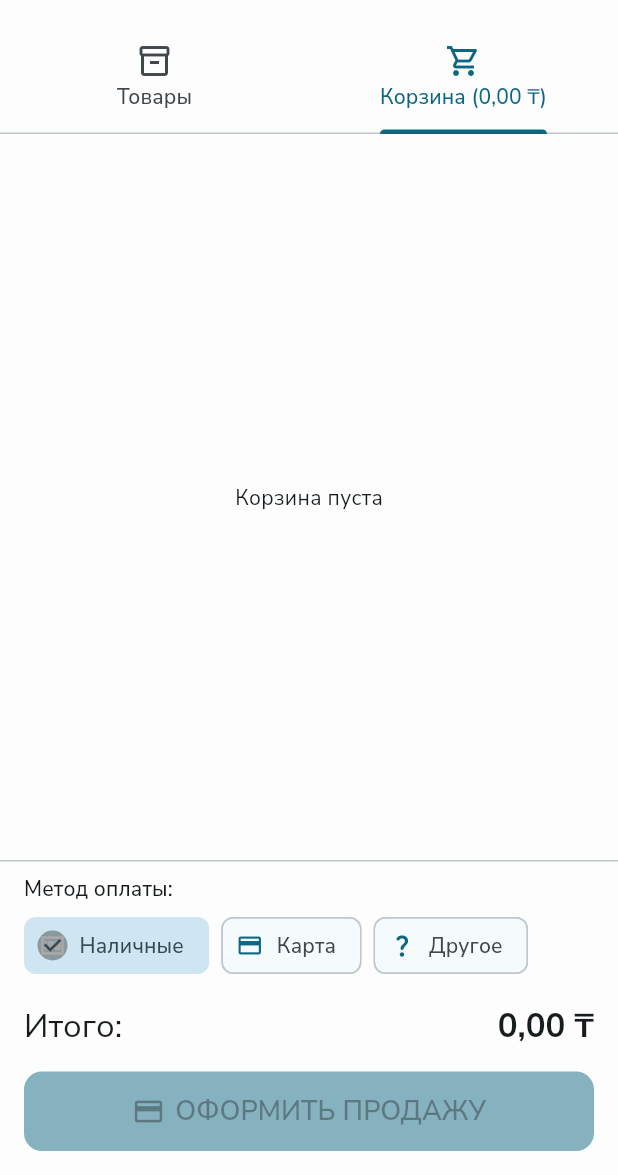
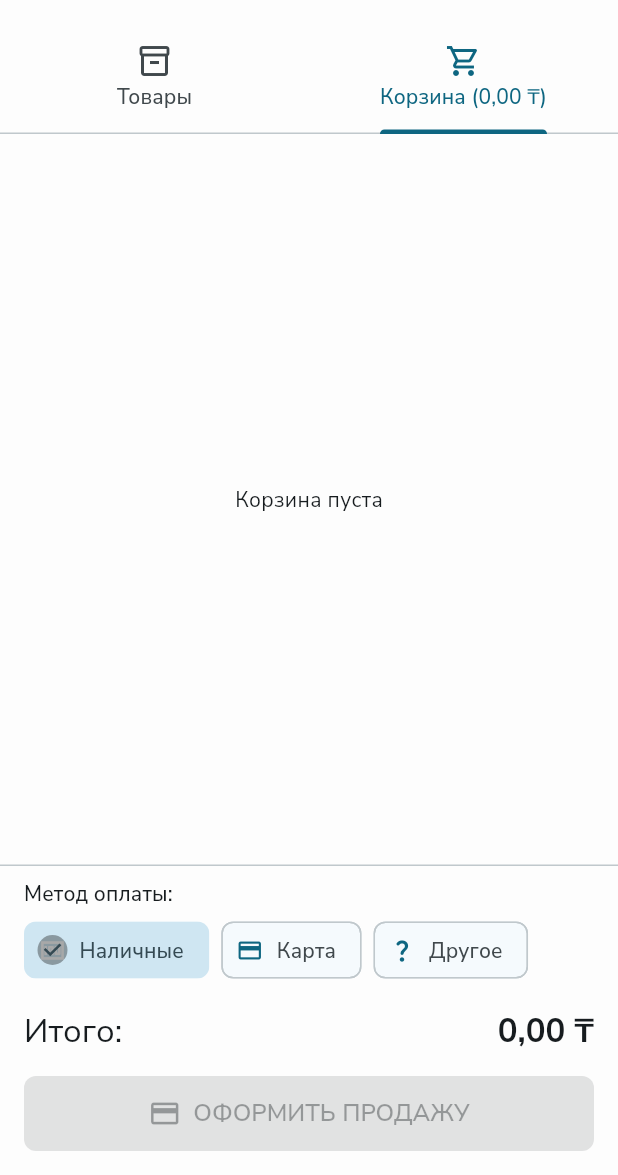
Before and after one commit to makkenzo/flutter_pos, a Flutter app: the PosScreen screen opened directly, tab 2 chosen, on a phone screen of 412 x 824 dp, the part 61-1236 px from its top. Run offline on Flutter 3.47's test engine with Material 3 defaults, Android fonts, the phone set to English and light mode, and no system bars; our stand-ins replace fl_chart, flutter_riverpod, flutter_secure_storage, flutter_staggered_animations, google_fonts, pdf and 3 more; missing offline and left inert: mobile_scanner; accounts and stored records are empty.

Commit message:
Adds cost price to cart items and sales data
Adds the 'costPrice' property to the CartItem model and includes it in the data sent to the API when creating a sale.
This allows for tracking the cost of goods sold, which is required for profit calculation.
Removes unused button styling from the POS screen.

```diff
--- a/lib/models/cart_item.dart
+++ b/lib/models/cart_item.dart
@@ -2,6 +2,7 @@ class CartItem {
   final int productId;
   final String barcode;
   final String name;
+  final double costPrice;
   final double priceAtSale;
 
   int quantity;
@@ -11,6 +12,7 @@ class CartItem {
     required this.barcode,
     required this.name,
     required this.priceAtSale,
+    required this.costPrice,
 
     required this.quantity,
   });
@@ -28,12 +30,21 @@ class CartItem {
 
   double get itemTotal => priceAtSale * quantity;
 
-  CartItem copyWith({int? productId, String? barcode, String? name, double? priceAtSale, String? unit, int? quantity}) {
+  CartItem copyWith({
+    int? productId,
+    String? barcode,
+    String? name,
+    double? priceAtSale,
+    String? unit,
+    int? quantity,
+    double? costPrice,
+  }) {
     return CartItem(
       productId: productId ?? this.productId,
       barcode: barcode ?? this.barcode,
       name: name ?? this.name,
       priceAtSale: priceAtSale ?? this.priceAtSale,
+      costPrice: costPrice ?? this.costPrice,
 
       quantity: quantity ?? this.quantity,
     );
@@ -47,6 +58,6 @@ class CartItem {
   int get hashCode => barcode.hashCode;
 
   Map<String, dynamic> toJsonForSaleCreation() {
-    return {'product_id': productId, 'quantity': quantity, 'price': priceAtSale, 'cost_price': 0};
+    return {'product_id': productId, 'quantity': quantity, 'price': priceAtSale, 'cost_price': costPrice};
   }
 }
--- a/lib/providers/cart_provider.dart
+++ b/lib/providers/cart_provider.dart
@@ -22,6 +22,7 @@ class CartNotifier extends StateNotifier<CartState> {
         barcode: product.barcode,
         name: product.skuName,
         priceAtSale: product.price,
+        costPrice: product.costPrice,
         quantity: 1,
       );
       state = state.updateItem(newItem);
--- a/lib/screens/pos/pos_screen.dart
+++ b/lib/screens/pos/pos_screen.dart
@@ -641,28 +641,6 @@ class _CartViewWidgetState extends ConsumerState<_CartViewWidget> {
               ),
               const SizedBox(height: TSizes.spaceBtwItems),
               ElevatedButton.icon(
-                style: ElevatedButton.styleFrom(
-                  backgroundColor: Theme.of(context).colorScheme.primary,
-
-                  foregroundColor: Theme.of(context).colorScheme.onPrimary,
-
-                  padding: const EdgeInsets.symmetric(vertical: 14),
-
-                  textStyle: const TextStyle(fontSize: 18, fontWeight: FontWeight.w600),
-
-                  shape: RoundedRectangleBorder(borderRadius: BorderRadius.circular(12)),
-
-                  minimumSize: const Size(double.infinity, 50),
-                ).copyWith(
-                  backgroundColor: WidgetStateProperty.resolveWith<Color?>((Set<WidgetState> states) {
-                    if (states.contains(WidgetState.disabled)) {
-                      return Theme.of(context).colorScheme.primary.withValues(alpha: 0.5);
-                    }
-
-                    return null;
-                  }),
-                ),
-
                 icon:
                     widget.isCheckoutLoading
                         ? SizedBox(
--- a/lib/utils/constants/api_constants.dart
+++ b/lib/utils/constants/api_constants.dart
@@ -2,7 +2,7 @@ class ApiConstants {
   ApiConstants._();
 
   // ЗАМЕНИТЕ НА ВАШ РЕАЛЬНЫЙ URL
-  static const String baseUrl = "https://pos-api.metalogic.kz";
+  static const String baseUrl = "http://pos-api.metalogic.kz";
 
   // Эндпоинты (примеры)
   static const String loginEndpoint = "/auth/token";
```
Also changed, not shown: lib/services/api_service.dart (+4 -3 lines).
